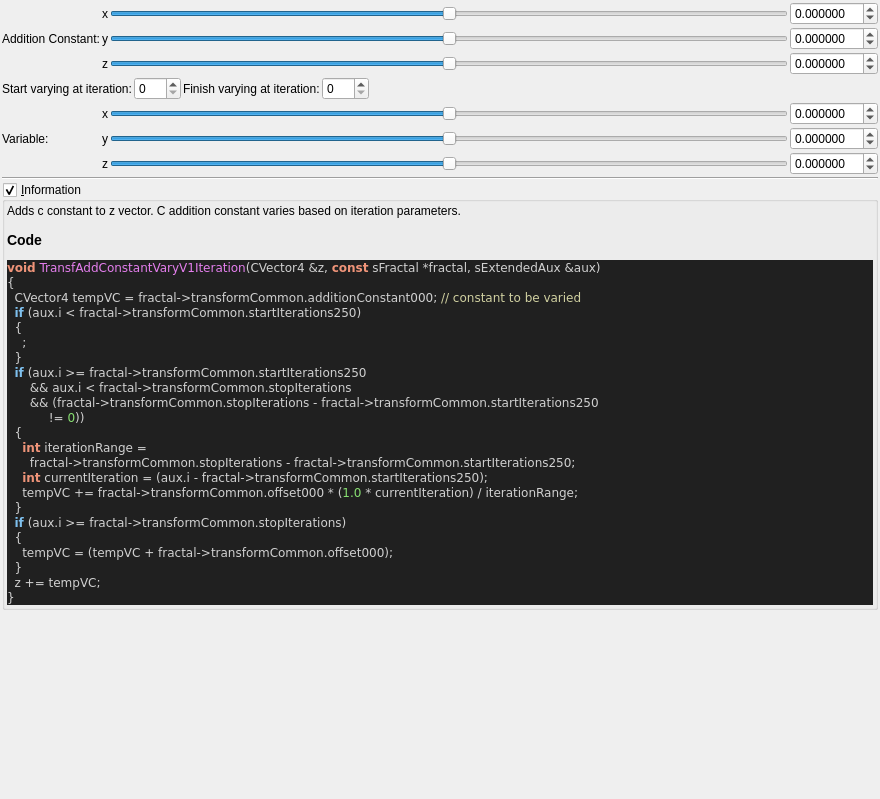
The window that mandelbulber2/formula/ui/fractal_transf_add_constant_vary_v1.ui (buddhi1980/mandelbulber2) describes before a commit, drawn with Qt 5.
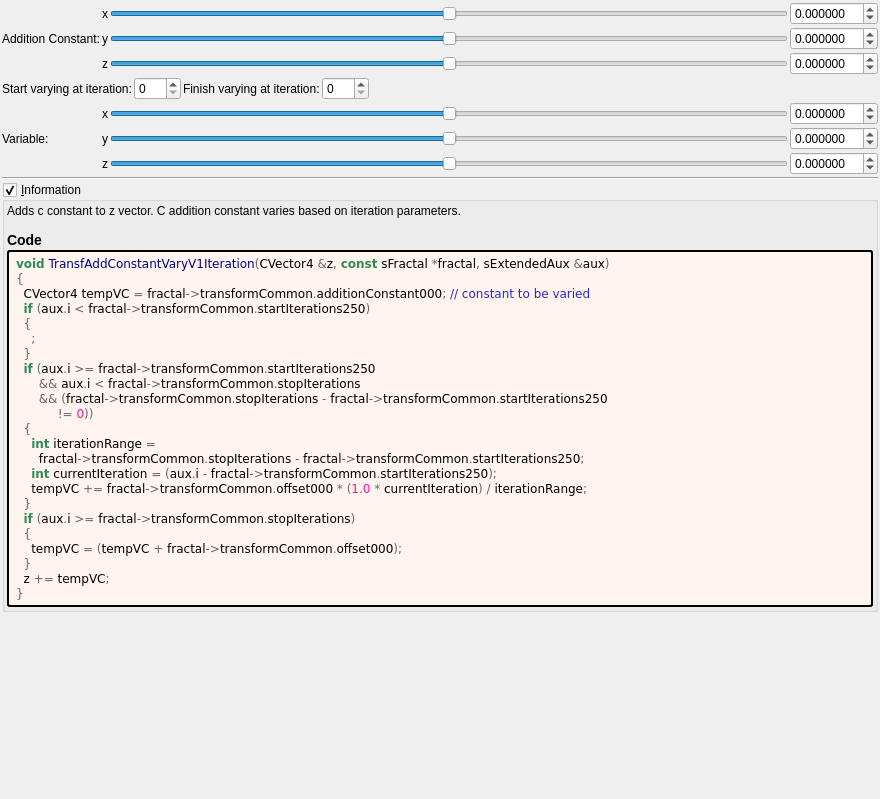
The same window after the commit. Custom widgets are drawn as their Qt base class.

What changed in the file:
```diff
--- a/mandelbulber2/formula/ui/fractal_transf_add_constant_vary_v1.ui
+++ b/mandelbulber2/formula/ui/fractal_transf_add_constant_vary_v1.ui
@@ -484,35 +484,50 @@
        <number>2</number>
       </property>
       <item>
-       <widget class="QLabel" name="label_code_content">
+	   <widget class="QLabel" name="label_information_general">
         <property name="text">
          <string notr="true">&lt;p&gt;Adds c constant to z vector. C addition constant varies based on iteration parameters.&lt;/p&gt;&lt;table&gt;
 &lt;/table&gt;
-&lt;h3&gt;Code&lt;/h3&gt;
-&lt;body style=&quot;background-color:#202020&quot;&gt;
-&lt;pre style=&quot;color:#d0d0d0; background-color:#202020;  font-family:'Courier New',monospace;&quot;&gt;&lt;span style=&quot;color:#f09479; font-weight:bold&quot;&gt;void&lt;/span&gt; &lt;span style=&quot;color:#e47eed&quot;&gt;TransfAddConstantVaryV1Iteration&lt;/span&gt;&lt;span style=&quot;color:#d0d0d0&quot;&gt;(&lt;/span&gt;CVector4 &lt;span style=&quot;color:#d0d0d0&quot;&gt;&amp;amp;&lt;/span&gt;z&lt;span style=&quot;color:#d0d0d0&quot;&gt;,&lt;/span&gt; &lt;span style=&quot;color:#f09479; font-weight:bold&quot;&gt;const&lt;/span&gt; sFractal &lt;span style=&quot;color:#d0d0d0&quot;&gt;*&lt;/span&gt;fractal&lt;span style=&quot;color:#d0d0d0&quot;&gt;,&lt;/span&gt; sExtendedAux &lt;span style=&quot;color:#d0d0d0&quot;&gt;&amp;amp;&lt;/span&gt;aux&lt;span style=&quot;color:#d0d0d0&quot;&gt;)&lt;/span&gt;
-&lt;span style=&quot;color:#d0d0d0&quot;&gt;{&lt;/span&gt;
-  CVector4 tempVC &lt;span style=&quot;color:#d0d0d0&quot;&gt;=&lt;/span&gt; fractal&lt;span style=&quot;color:#d0d0d0&quot;&gt;-&amp;gt;&lt;/span&gt;transformCommon&lt;span style=&quot;color:#d0d0d0&quot;&gt;.&lt;/span&gt;additionConstant000&lt;span style=&quot;color:#d0d0d0&quot;&gt;;&lt;/span&gt; &lt;span style=&quot;color:#d0d0a0&quot;&gt;// constant to be varied&lt;/span&gt;
-  &lt;span style=&quot;color:#7ec0ee; font-weight:bold&quot;&gt;if&lt;/span&gt; &lt;span style=&quot;color:#d0d0d0&quot;&gt;(&lt;/span&gt;aux&lt;span style=&quot;color:#d0d0d0&quot;&gt;.&lt;/span&gt;i &lt;span style=&quot;color:#d0d0d0&quot;&gt;&amp;lt;&lt;/span&gt; fractal&lt;span style=&quot;color:#d0d0d0&quot;&gt;-&amp;gt;&lt;/span&gt;transformCommon&lt;span style=&quot;color:#d0d0d0&quot;&gt;.&lt;/span&gt;startIterations250&lt;span style=&quot;color:#d0d0d0&quot;&gt;)&lt;/span&gt;
-  &lt;span style=&quot;color:#d0d0d0&quot;&gt;{&lt;/span&gt;
-    &lt;span style=&quot;color:#d0d0d0&quot;&gt;;&lt;/span&gt;
-  &lt;span style=&quot;color:#d0d0d0&quot;&gt;}&lt;/span&gt;
-  &lt;span style=&quot;color:#7ec0ee; font-weight:bold&quot;&gt;if&lt;/span&gt; &lt;span style=&quot;color:#d0d0d0&quot;&gt;(&lt;/span&gt;aux&lt;span style=&quot;color:#d0d0d0&quot;&gt;.&lt;/span&gt;i &lt;span style=&quot;color:#d0d0d0&quot;&gt;&amp;gt;=&lt;/span&gt; fractal&lt;span style=&quot;color:#d0d0d0&quot;&gt;-&amp;gt;&lt;/span&gt;transformCommon&lt;span style=&quot;color:#d0d0d0&quot;&gt;.&lt;/span&gt;startIterations250
-      &lt;span style=&quot;color:#d0d0d0&quot;&gt;&amp;amp;&amp;amp;&lt;/span&gt; aux&lt;span style=&quot;color:#d0d0d0&quot;&gt;.&lt;/span&gt;i &lt;span style=&quot;color:#d0d0d0&quot;&gt;&amp;lt;&lt;/span&gt; fractal&lt;span style=&quot;color:#d0d0d0&quot;&gt;-&amp;gt;&lt;/span&gt;transformCommon&lt;span style=&quot;color:#d0d0d0&quot;&gt;.&lt;/span&gt;stopIterations
-      &lt;span style=&quot;color:#d0d0d0&quot;&gt;&amp;amp;&amp;amp; (&lt;/span&gt;fractal&lt;span style=&quot;color:#d0d0d0&quot;&gt;-&amp;gt;&lt;/span&gt;transformCommon&lt;span style=&quot;color:#d0d0d0&quot;&gt;.&lt;/span&gt;stopIterations &lt;span style=&quot;color:#d0d0d0&quot;&gt;-&lt;/span&gt; fractal&lt;span style=&quot;color:#d0d0d0&quot;&gt;-&amp;gt;&lt;/span&gt;transformCommon&lt;span style=&quot;color:#d0d0d0&quot;&gt;.&lt;/span&gt;startIterations250
-           &lt;span style=&quot;color:#d0d0d0&quot;&gt;!=&lt;/span&gt; &lt;span style=&quot;color:#87df71&quot;&gt;0&lt;/span&gt;&lt;span style=&quot;color:#d0d0d0&quot;&gt;))&lt;/span&gt;
-  &lt;span style=&quot;color:#d0d0d0&quot;&gt;{&lt;/span&gt;
-    &lt;span style=&quot;color:#f09479; font-weight:bold&quot;&gt;int&lt;/span&gt; iterationRange &lt;span style=&quot;color:#d0d0d0&quot;&gt;=&lt;/span&gt;
-      fractal&lt;span style=&quot;color:#d0d0d0&quot;&gt;-&amp;gt;&lt;/span&gt;transformCommon&lt;span style=&quot;color:#d0d0d0&quot;&gt;.&lt;/span&gt;stopIterations &lt;span style=&quot;color:#d0d0d0&quot;&gt;-&lt;/span&gt; fractal&lt;span style=&quot;color:#d0d0d0&quot;&gt;-&amp;gt;&lt;/span&gt;transformCommon&lt;span style=&quot;color:#d0d0d0&quot;&gt;.&lt;/span&gt;startIterations250&lt;span style=&quot;color:#d0d0d0&quot;&gt;;&lt;/span&gt;
-    &lt;span style=&quot;color:#f09479; font-weight:bold&quot;&gt;int&lt;/span&gt; currentIteration &lt;span style=&quot;color:#d0d0d0&quot;&gt;= (&lt;/span&gt;aux&lt;span style=&quot;color:#d0d0d0&quot;&gt;.&lt;/span&gt;i &lt;span style=&quot;color:#d0d0d0&quot;&gt;-&lt;/span&gt; fractal&lt;span style=&quot;color:#d0d0d0&quot;&gt;-&amp;gt;&lt;/span&gt;transformCommon&lt;span style=&quot;color:#d0d0d0&quot;&gt;.&lt;/span&gt;startIterations250&lt;span style=&quot;color:#d0d0d0&quot;&gt;);&lt;/span&gt;
-    tempVC &lt;span style=&quot;color:#d0d0d0&quot;&gt;+=&lt;/span&gt; fractal&lt;span style=&quot;color:#d0d0d0&quot;&gt;-&amp;gt;&lt;/span&gt;transformCommon&lt;span style=&quot;color:#d0d0d0&quot;&gt;.&lt;/span&gt;offset000 &lt;span style=&quot;color:#d0d0d0&quot;&gt;* (&lt;/span&gt;&lt;span style=&quot;color:#87df71&quot;&gt;1.0&lt;/span&gt; &lt;span style=&quot;color:#d0d0d0&quot;&gt;*&lt;/span&gt; currentIteration&lt;span style=&quot;color:#d0d0d0&quot;&gt;) /&lt;/span&gt; iterationRange&lt;span style=&quot;color:#d0d0d0&quot;&gt;;&lt;/span&gt;
-  &lt;span style=&quot;color:#d0d0d0&quot;&gt;}&lt;/span&gt;
-  &lt;span style=&quot;color:#7ec0ee; font-weight:bold&quot;&gt;if&lt;/span&gt; &lt;span style=&quot;color:#d0d0d0&quot;&gt;(&lt;/span&gt;aux&lt;span style=&quot;color:#d0d0d0&quot;&gt;.&lt;/span&gt;i &lt;span style=&quot;color:#d0d0d0&quot;&gt;&amp;gt;=&lt;/span&gt; fractal&lt;span style=&quot;color:#d0d0d0&quot;&gt;-&amp;gt;&lt;/span&gt;transformCommon&lt;span style=&quot;color:#d0d0d0&quot;&gt;.&lt;/span&gt;stopIterations&lt;span style=&quot;color:#d0d0d0&quot;&gt;)&lt;/span&gt;
-  &lt;span style=&quot;color:#d0d0d0&quot;&gt;{&lt;/span&gt;
-    tempVC &lt;span style=&quot;color:#d0d0d0&quot;&gt;= (&lt;/span&gt;tempVC &lt;span style=&quot;color:#d0d0d0&quot;&gt;+&lt;/span&gt; fractal&lt;span style=&quot;color:#d0d0d0&quot;&gt;-&amp;gt;&lt;/span&gt;transformCommon&lt;span style=&quot;color:#d0d0d0&quot;&gt;.&lt;/span&gt;offset000&lt;span style=&quot;color:#d0d0d0&quot;&gt;);&lt;/span&gt;
-  &lt;span style=&quot;color:#d0d0d0&quot;&gt;}&lt;/span&gt;
-  z &lt;span style=&quot;color:#d0d0d0&quot;&gt;+=&lt;/span&gt; tempVC&lt;span style=&quot;color:#d0d0d0&quot;&gt;;&lt;/span&gt;
-&lt;span style=&quot;color:#d0d0d0&quot;&gt;}&lt;/span&gt;
+&lt;h3&gt;Code&lt;/h3&gt;</string>
+		</property>
+		<property name="wordWrap">
+		 <bool>true</bool>
+		</property>
+		<property name="openExternalLinks">
+		 <bool>true</bool>
+		</property>
+		<property name="textInteractionFlags">
+		 <set>Qt::LinksAccessibleByMouse|Qt::TextSelectableByMouse</set>
+		</property>
+		</widget>
+	   </item>
+	   <item>
+	    <widget class="QLabel" name="label_code_content">
+		 <property name="text">
+		  <string notr="true">&lt;body style=&quot;background-color:#fff5ee&quot;&gt;
+&lt;pre style=&quot;color:#000000; background-color:#fff5ee;  font-family:'Courier New',monospace;&quot;&gt;&lt;span style=&quot;color:#2e8b57; font-weight:bold&quot;&gt;void&lt;/span&gt; &lt;span style=&quot;color:#00008f&quot;&gt;TransfAddConstantVaryV1Iteration&lt;/span&gt;&lt;span style=&quot;color:#676767&quot;&gt;(&lt;/span&gt;CVector4 &lt;span style=&quot;color:#676767&quot;&gt;&amp;amp;&lt;/span&gt;z&lt;span style=&quot;color:#676767&quot;&gt;,&lt;/span&gt; &lt;span style=&quot;color:#2e8b57; font-weight:bold&quot;&gt;const&lt;/span&gt; sFractal &lt;span style=&quot;color:#676767&quot;&gt;*&lt;/span&gt;fractal&lt;span style=&quot;color:#676767&quot;&gt;,&lt;/span&gt; sExtendedAux &lt;span style=&quot;color:#676767&quot;&gt;&amp;amp;&lt;/span&gt;aux&lt;span style=&quot;color:#676767&quot;&gt;)&lt;/span&gt;
+&lt;span style=&quot;color:#676767&quot;&gt;{&lt;/span&gt;
+  CVector4 tempVC &lt;span style=&quot;color:#676767&quot;&gt;=&lt;/span&gt; fractal&lt;span style=&quot;color:#676767&quot;&gt;-&amp;gt;&lt;/span&gt;transformCommon&lt;span style=&quot;color:#676767&quot;&gt;.&lt;/span&gt;additionConstant000&lt;span style=&quot;color:#676767&quot;&gt;;&lt;/span&gt; &lt;span style=&quot;color:#2929cc&quot;&gt;// constant to be varied&lt;/span&gt;
+  &lt;span style=&quot;color:#2e8b57; font-weight:bold&quot;&gt;if&lt;/span&gt; &lt;span style=&quot;color:#676767&quot;&gt;(&lt;/span&gt;aux&lt;span style=&quot;color:#676767&quot;&gt;.&lt;/span&gt;i &lt;span style=&quot;color:#676767&quot;&gt;&amp;lt;&lt;/span&gt; fractal&lt;span style=&quot;color:#676767&quot;&gt;-&amp;gt;&lt;/span&gt;transformCommon&lt;span style=&quot;color:#676767&quot;&gt;.&lt;/span&gt;startIterations250&lt;span style=&quot;color:#676767&quot;&gt;)&lt;/span&gt;
+  &lt;span style=&quot;color:#676767&quot;&gt;{&lt;/span&gt;
+    &lt;span style=&quot;color:#676767&quot;&gt;;&lt;/span&gt;
+  &lt;span style=&quot;color:#676767&quot;&gt;}&lt;/span&gt;
+  &lt;span style=&quot;color:#2e8b57; font-weight:bold&quot;&gt;if&lt;/span&gt; &lt;span style=&quot;color:#676767&quot;&gt;(&lt;/span&gt;aux&lt;span style=&quot;color:#676767&quot;&gt;.&lt;/span&gt;i &lt;span style=&quot;color:#676767&quot;&gt;&amp;gt;=&lt;/span&gt; fractal&lt;span style=&quot;color:#676767&quot;&gt;-&amp;gt;&lt;/span&gt;transformCommon&lt;span style=&quot;color:#676767&quot;&gt;.&lt;/span&gt;startIterations250
+      &lt;span style=&quot;color:#676767&quot;&gt;&amp;amp;&amp;amp;&lt;/span&gt; aux&lt;span style=&quot;color:#676767&quot;&gt;.&lt;/span&gt;i &lt;span style=&quot;color:#676767&quot;&gt;&amp;lt;&lt;/span&gt; fractal&lt;span style=&quot;color:#676767&quot;&gt;-&amp;gt;&lt;/span&gt;transformCommon&lt;span style=&quot;color:#676767&quot;&gt;.&lt;/span&gt;stopIterations
+      &lt;span style=&quot;color:#676767&quot;&gt;&amp;amp;&amp;amp; (&lt;/span&gt;fractal&lt;span style=&quot;color:#676767&quot;&gt;-&amp;gt;&lt;/span&gt;transformCommon&lt;span style=&quot;color:#676767&quot;&gt;.&lt;/span&gt;stopIterations &lt;span style=&quot;color:#676767&quot;&gt;-&lt;/span&gt; fractal&lt;span style=&quot;color:#676767&quot;&gt;-&amp;gt;&lt;/span&gt;transformCommon&lt;span style=&quot;color:#676767&quot;&gt;.&lt;/span&gt;startIterations250
+           &lt;span style=&quot;color:#676767&quot;&gt;!=&lt;/span&gt; &lt;span style=&quot;color:#ff1493&quot;&gt;0&lt;/span&gt;&lt;span style=&quot;color:#676767&quot;&gt;))&lt;/span&gt;
+  &lt;span style=&quot;color:#676767&quot;&gt;{&lt;/span&gt;
+    &lt;span style=&quot;color:#2e8b57; font-weight:bold&quot;&gt;int&lt;/span&gt; iterationRange &lt;span style=&quot;color:#676767&quot;&gt;=&lt;/span&gt;
+      fractal&lt;span style=&quot;color:#676767&quot;&gt;-&amp;gt;&lt;/span&gt;transformCommon&lt;span style=&quot;color:#676767&quot;&gt;.&lt;/span&gt;stopIterations &lt;span style=&quot;color:#676767&quot;&gt;-&lt;/span&gt; fractal&lt;span style=&quot;color:#676767&quot;&gt;-&amp;gt;&lt;/span&gt;transformCommon&lt;span style=&quot;color:#676767&quot;&gt;.&lt;/span&gt;startIterations250&lt;span style=&quot;color:#676767&quot;&gt;;&lt;/span&gt;
+    &lt;span style=&quot;color:#2e8b57; font-weight:bold&quot;&gt;int&lt;/span&gt; currentIteration &lt;span style=&quot;color:#676767&quot;&gt;= (&lt;/span&gt;aux&lt;span style=&quot;color:#676767&quot;&gt;.&lt;/span&gt;i &lt;span style=&quot;color:#676767&quot;&gt;-&lt;/span&gt; fractal&lt;span style=&quot;color:#676767&quot;&gt;-&amp;gt;&lt;/span&gt;transformCommon&lt;span style=&quot;color:#676767&quot;&gt;.&lt;/span&gt;startIterations250&lt;span style=&quot;color:#676767&quot;&gt;);&lt;/span&gt;
+    tempVC &lt;span style=&quot;color:#676767&quot;&gt;+=&lt;/span&gt; fractal&lt;span style=&quot;color:#676767&quot;&gt;-&amp;gt;&lt;/span&gt;transformCommon&lt;span style=&quot;color:#676767&quot;&gt;.&lt;/span&gt;offset000 &lt;span style=&quot;color:#676767&quot;&gt;* (&lt;/span&gt;&lt;span style=&quot;color:#ff1493&quot;&gt;1.0&lt;/span&gt; &lt;span style=&quot;color:#676767&quot;&gt;*&lt;/span&gt; currentIteration&lt;span style=&quot;color:#676767&quot;&gt;) /&lt;/span&gt; iterationRange&lt;span style=&quot;color:#676767&quot;&gt;;&lt;/span&gt;
+  &lt;span style=&quot;color:#676767&quot;&gt;}&lt;/span&gt;
+  &lt;span style=&quot;color:#2e8b57; font-weight:bold&quot;&gt;if&lt;/span&gt; &lt;span style=&quot;color:#676767&quot;&gt;(&lt;/span&gt;aux&lt;span style=&quot;color:#676767&quot;&gt;.&lt;/span&gt;i &lt;span style=&quot;color:#676767&quot;&gt;&amp;gt;=&lt;/span&gt; fractal&lt;span style=&quot;color:#676767&quot;&gt;-&amp;gt;&lt;/span&gt;transformCommon&lt;span style=&quot;color:#676767&quot;&gt;.&lt;/span&gt;stopIterations&lt;span style=&quot;color:#676767&quot;&gt;)&lt;/span&gt;
+  &lt;span style=&quot;color:#676767&quot;&gt;{&lt;/span&gt;
+    tempVC &lt;span style=&quot;color:#676767&quot;&gt;= (&lt;/span&gt;tempVC &lt;span style=&quot;color:#676767&quot;&gt;+&lt;/span&gt; fractal&lt;span style=&quot;color:#676767&quot;&gt;-&amp;gt;&lt;/span&gt;transformCommon&lt;span style=&quot;color:#676767&quot;&gt;.&lt;/span&gt;offset000&lt;span style=&quot;color:#676767&quot;&gt;);&lt;/span&gt;
+  &lt;span style=&quot;color:#676767&quot;&gt;}&lt;/span&gt;
+  z &lt;span style=&quot;color:#676767&quot;&gt;+=&lt;/span&gt; tempVC&lt;span style=&quot;color:#676767&quot;&gt;;&lt;/span&gt;
+&lt;span style=&quot;color:#676767&quot;&gt;}&lt;/span&gt;
 &lt;/pre&gt;
 &lt;/body&gt;</string>
         </property>
@@ -525,6 +540,9 @@
         <property name="textInteractionFlags">
          <set>Qt::LinksAccessibleByMouse|Qt::TextSelectableByMouse</set>
         </property>
+		 <property name="styleSheet">
+		  <string notr="true">border-style: outset; border-width: 2px; border-radius: 3px; border-color: black; background-color: #fff5ee; padding: 4px;</string>
+		  </property>
        </widget>
       </item>
      </layout>
```
Lines whose indentation alone changed are shown as unchanged.
